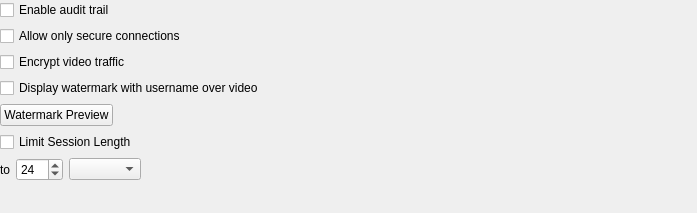
The window that vms/client/nx_vms_client_desktop/src/nx/vms/client/desktop/system_administration/widgets/security_settings_widget.ui (networkoptix/nx_open) describes before a commit, drawn with Qt 5.
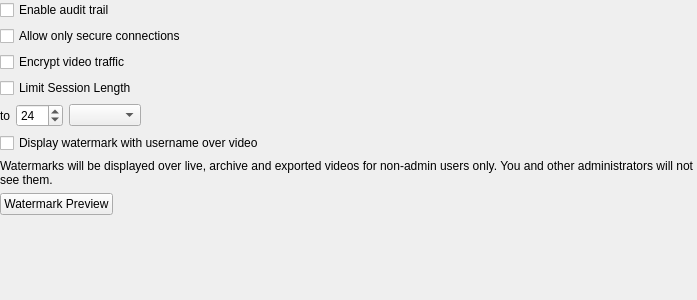
The same window after the commit. Custom widgets are drawn as their Qt base class.

Commit message:
VMS-13603: Added explanatory label to the "Display watermark" checkbox
<==== Mercurial data ====>
Branch: vms_4.0_gui

Patch:
```diff
--- a/vms/client/nx_vms_client_desktop/src/nx/vms/client/desktop/system_administration/widgets/security_settings_widget.ui
+++ b/vms/client/nx_vms_client_desktop/src/nx/vms/client/desktop/system_administration/widgets/security_settings_widget.ui
@@ -7,9 +7,15 @@
     <x>0</x>
     <y>0</y>
     <width>697</width>
-    <height>213</height>
+    <height>300</height>
    </rect>
   </property>
+  <property name="sizePolicy">
+   <sizepolicy hsizetype="Expanding" vsizetype="Preferred">
+    <horstretch>0</horstretch>
+    <verstretch>0</verstretch>
+   </sizepolicy>
+  </property>
   <property name="windowTitle">
    <string/>
   </property>
@@ -83,26 +89,6 @@
      </property>
     </widget>
    </item>
-   <item>
-    <widget class="QCheckBox" name="displayWatermarkCheckBox">
-     <property name="text">
-      <string>Display watermark with username over video</string>
-     </property>
-    </widget>
-   </item>
-   <item>
-    <widget class="QPushButton" name="watermarkSettingsButton">
-     <property name="sizePolicy">
-      <sizepolicy hsizetype="Fixed" vsizetype="Fixed">
-       <horstretch>0</horstretch>
-       <verstretch>0</verstretch>
-      </sizepolicy>
-     </property>
-     <property name="text">
-      <string>Watermark Preview</string>
-     </property>
-    </widget>
-   </item>
    <item>
     <widget class="QWidget" name="limitSessionLengthWidget" native="true">
      <layout class="QVBoxLayout" name="verticalLayout">
@@ -201,6 +187,36 @@
      </layout>
     </widget>
    </item>
+   <item>
+    <widget class="QCheckBox" name="displayWatermarkCheckBox">
+     <property name="text">
+      <string>Display watermark with username over video</string>
+     </property>
+    </widget>
+   </item>
+   <item>
+    <widget class="QLabel" name="watermarkExplanationLabel">
+     <property name="text">
+      <string>Watermarks will be displayed over live, archive and exported videos for non-admin users only. You and other administrators will not see them.</string>
+     </property>
+     <property name="wordWrap">
+      <bool>true</bool>
+     </property>
+    </widget>
+   </item>
+   <item>
+    <widget class="QPushButton" name="watermarkSettingsButton">
+     <property name="sizePolicy">
+      <sizepolicy hsizetype="Fixed" vsizetype="Fixed">
+       <horstretch>0</horstretch>
+       <verstretch>0</verstretch>
+      </sizepolicy>
+     </property>
+     <property name="text">
+      <string>Watermark Preview</string>
+     </property>
+    </widget>
+   </item>
    <item>
     <spacer name="verticalSpacer">
      <property name="orientation">
```
The commit also changes 3 other files.
